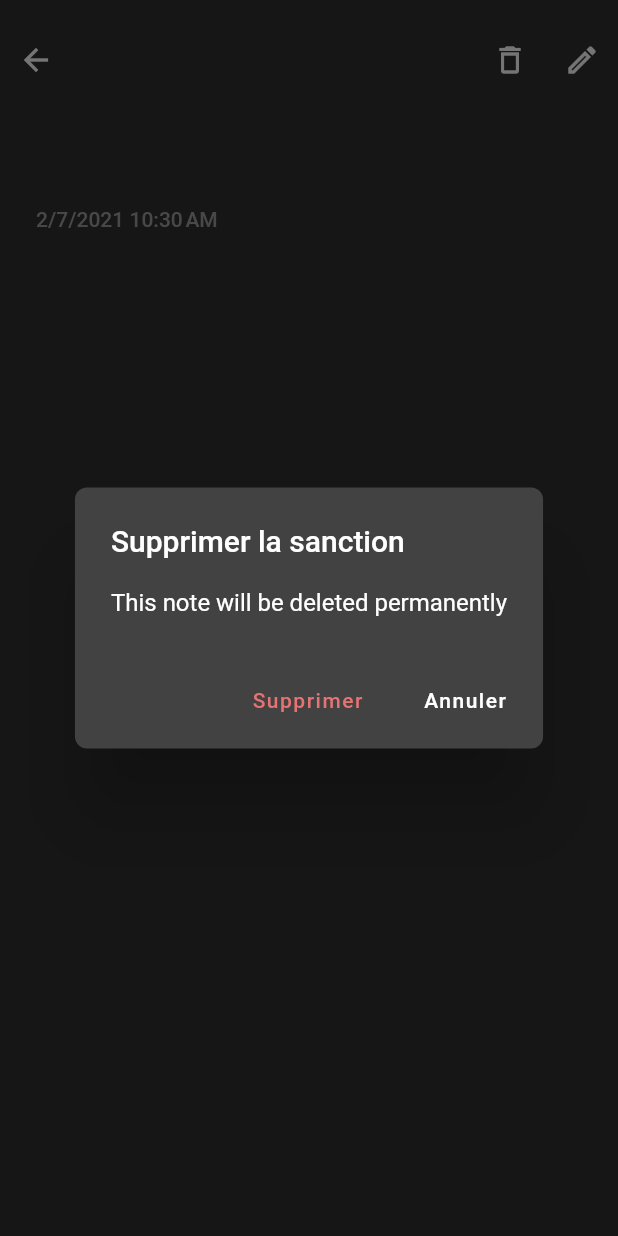
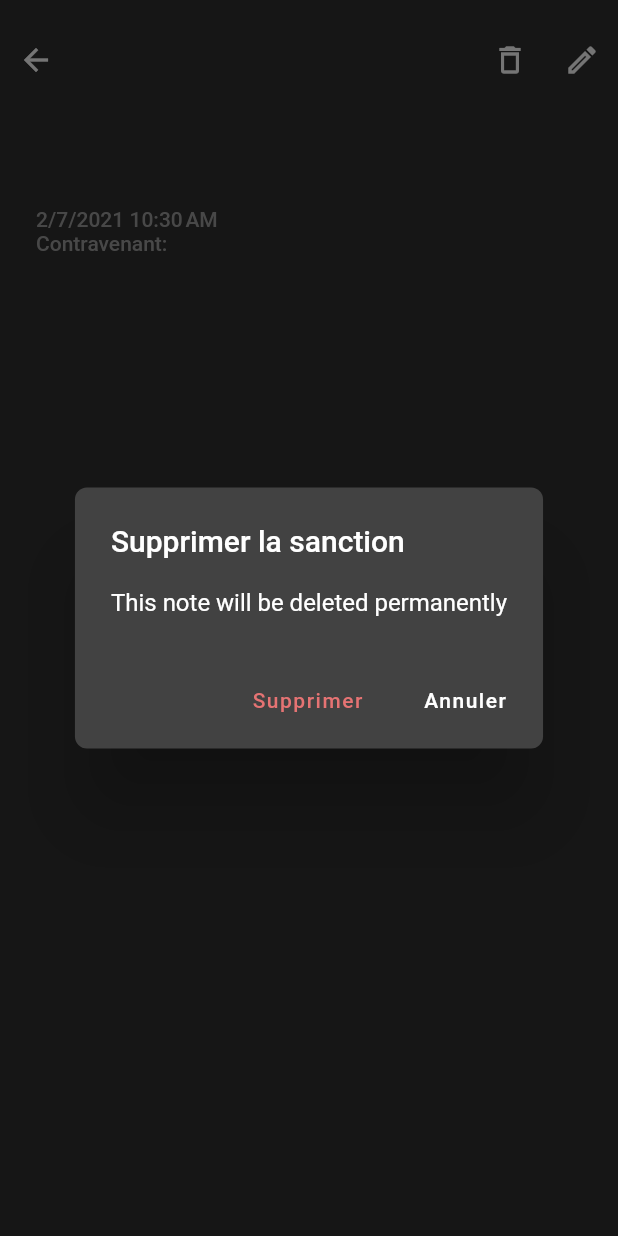
Before and after one commit to 16050/sac_mobile, a Flutter app: the ViewSACPage screen opened directly with empty values, after a tap on the "delete outline" icon, on a phone screen of 412 x 824 dp. Run offline on Flutter 3.47's test engine with Material 2 defaults, Android fonts, the phone set to English and light mode, and no system bars; our stand-ins replace camera, image_picker, location, outline_material_icons, share, shared_preferences and 1 more; missing offline and left inert: geocoder; accounts and stored records are empty.

Commit message:
Offender
Can associate a SAC with an offender (many to one relation)

```diff
--- a/lib/data/models.dart
+++ b/lib/data/models.dart
@@ -12,6 +12,7 @@ class SACModel {
   DateTime date;
   String location;
   String picture;
+  OffenderModel offender;
 
   SACModel({
     this.id,
@@ -21,8 +22,10 @@ class SACModel {
     this.date,
     this.location,
     this.picture,
+    this.offender,
   });
 
+  //copying db data
   SACModel.fromMap(Map<String, dynamic> map) {
     this.id = map['sac_id'];
     this.title = map['title'];
@@ -31,8 +34,10 @@ class SACModel {
     this.state = map['state'];
     this.location = map['location'];
     this.picture = map['picture'];
+    this.offender = OffenderModel(map['offender_id'], map['offender']);
   }
 
+  //add data to db
   Map<String, dynamic> toMap() {
     return <String, dynamic>{
       'sac_id': this.id,
@@ -42,6 +47,39 @@ class SACModel {
       'date': this.date.toIso8601String(),
       'location': this.location,
       'picture': this.picture,
+      'offender_id': this.offender.id,
+      'offender': this.offender.name,
     };
   }
 }
+
+class OffenderModel {
+  int id;
+  String name;
+  List<SACModel> sacList;
+
+  OffenderModel(id, name) {
+    this.id = id;
+    this.name = name;
+  }
+
+  OffenderModel.fromMap(Map<String, dynamic> map) {
+    this.id = map['offender_id'];
+    this.name = map['name'];
+  }
+
+  Map<String, dynamic> toMap() {
+    return <String, dynamic>{
+      'offender_id': this.id,
+      'name': this.name,
+    };
+  }
+
+  addSAC(SACModel sac) {
+    sacList.add(sac);
+  }
+
+  removeSAC(SACModel sac) {
+    sacList.remove(sac);
+  }
+}
--- a/lib/screens/home.dart
+++ b/lib/screens/home.dart
@@ -96,7 +96,7 @@ class _MyHomePageState extends State<MyHomePage> {
               ),
               buildHeaderWidget(context),
               buildButtonRow(),
-              buildImportantIndicatorText(),
+              //buildImportantIndicatorText(),
               Container(height: 32),
               ...buildSACComponentsList(),
               GestureDetector(onTap: gotoEditSAC, child: AddSACCardComponent()),
@@ -213,7 +213,7 @@ class _MyHomePageState extends State<MyHomePage> {
     );
   }
 
-  Widget buildImportantIndicatorText() {
+  /*Widget buildImportantIndicatorText() {
     return AnimatedCrossFade(
       duration: Duration(milliseconds: 200),
       firstChild: Padding(
@@ -230,7 +230,7 @@ class _MyHomePageState extends State<MyHomePage> {
       crossFadeState:
           isFlagOn ? CrossFadeState.showFirst : CrossFadeState.showSecond,
     );
-  }
+  }*/
 
   List<Widget> buildSACComponentsList() {
     List<Widget> sacComponentsList = [];
--- a/lib/screens/view.dart
+++ b/lib/screens/view.dart
@@ -80,6 +80,18 @@ class _ViewSACPageState extends State<ViewSACPage> {
                 padding: const EdgeInsets.only(left: 24),
                 child: Text(
                   DateFormat.yMd().add_jm().format(widget.currentSAC.date),
+                  style: TextStyle(
+                      fontWeight: FontWeight.w500, color: Colors.grey.shade500),
+                ),
+              ),
+            ),
+            AnimatedOpacity(
+              duration: Duration(milliseconds: 500),
+              opacity: headerShouldShow ? 1 : 0,
+              child: Padding(
+                padding: const EdgeInsets.only(left: 24),
+                child: Text(
+                  'Contravenant: ' + widget.currentSAC.offender.name,
                   style: TextStyle(
                       fontWeight: FontWeight.w500, color: Colors.grey.shade500),
                 ),
```
Also changed, not shown: lib/components/cards.dart (+8 -0 lines), lib/screens/edit.dart (+40 -4 lines), lib/services/database.dart (+66 -4 lines), 1 other file.
